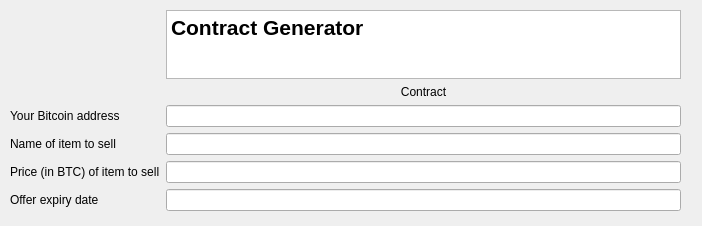
cgsheeh/SFWR3XA3_Redevelopment, file src/ContractGenerator.ui: the form before one commit.
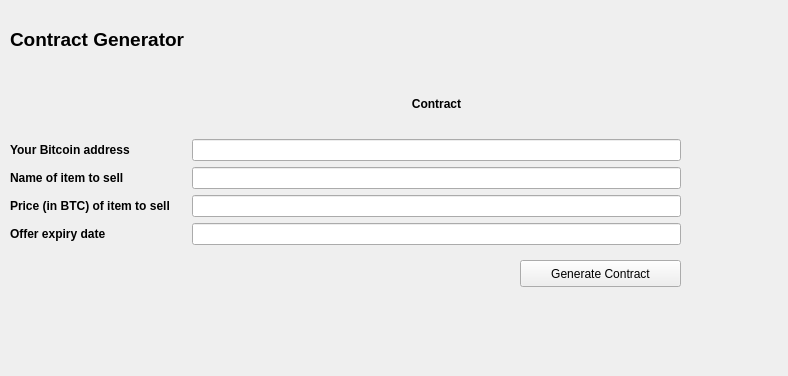
The form after the commit.

Commit message: Edit tab contents

```diff
--- a/src/ContractGenerator.ui
+++ b/src/ContractGenerator.ui
@@ -6,8 +6,8 @@
    <rect>
     <x>0</x>
     <y>0</y>
-    <width>702</width>
-    <height>226</height>
+    <width>788</width>
+    <height>376</height>
    </rect>
   </property>
   <property name="windowTitle">
@@ -22,52 +22,96 @@
      <x>10</x>
      <y>10</y>
      <width>671</width>
-     <height>201</height>
+     <height>235</height>
     </rect>
    </property>
    <layout class="QGridLayout" name="gridLayout">
-    <item row="2" column="1">
+    <item row="1" column="0">
+     <widget class="QLabel" name="label">
+      <property name="font">
+       <font>
+        <pointsize>14</pointsize>
+        <weight>75</weight>
+        <bold>true</bold>
+       </font>
+      </property>
+      <property name="text">
+       <string>Contract Generator</string>
+      </property>
+     </widget>
+    </item>
+    <item row="3" column="1">
      <widget class="QLineEdit" name="lineEdit_2"/>
     </item>
-    <item row="5" column="0">
+    <item row="6" column="0">
      <widget class="QLabel" name="label_7">
+      <property name="font">
+       <font>
+        <weight>75</weight>
+        <bold>true</bold>
+       </font>
+      </property>
       <property name="text">
        <string>Offer expiry date</string>
       </property>
      </widget>
     </item>
-    <item row="4" column="1">
-     <widget class="QLineEdit" name="lineEdit_4"/>
-    </item>
     <item row="5" column="1">
+     <widget class="QLineEdit" name="lineEdit_4"/>
+    </item>
+    <item row="6" column="1">
      <widget class="QLineEdit" name="lineEdit_5"/>
     </item>
-    <item row="3" column="1">
+    <item row="4" column="1">
      <widget class="QLineEdit" name="lineEdit_3"/>
     </item>
-    <item row="4" column="0">
+    <item row="5" column="0">
      <widget class="QLabel" name="label_6">
+      <property name="font">
+       <font>
+        <weight>75</weight>
+        <bold>true</bold>
+       </font>
+      </property>
       <property name="text">
        <string>Price (in BTC) of item to sell</string>
       </property>
      </widget>
     </item>
-    <item row="2" column="0">
+    <item row="3" column="0">
      <widget class="QLabel" name="label_4">
+      <property name="font">
+       <font>
+        <weight>75</weight>
+        <bold>true</bold>
+       </font>
+      </property>
       <property name="text">
        <string>Your Bitcoin address</string>
       </property>
      </widget>
     </item>
-    <item row="3" column="0">
+    <item row="4" column="0">
      <widget class="QLabel" name="label_5">
+      <property name="font">
+       <font>
+        <weight>75</weight>
+        <bold>true</bold>
+       </font>
+      </property>
       <property name="text">
        <string>Name of item to sell</string>
       </property>
      </widget>
     </item>
-    <item row="1" column="1">
+    <item row="2" column="1">
      <widget class="QLabel" name="label_2">
+      <property name="font">
+       <font>
+        <weight>75</weight>
+        <bold>true</bold>
+       </font>
+      </property>
       <property name="layoutDirection">
        <enum>Qt::RightToLeft</enum>
       </property>
@@ -82,25 +126,21 @@
       </property>
      </widget>
     </item>
-    <item row="0" column="1">
-     <widget class="QTextBrowser" name="textBrowser_2">
-      <property name="layoutDirection">
-       <enum>Qt::LeftToRight</enum>
-      </property>
-      <property name="autoFillBackground">
-       <bool>false</bool>
-      </property>
-      <property name="html">
-       <string>&lt;!DOCTYPE HTML PUBLIC &quot;-//W3C//DTD HTML 4.0//EN&quot; &quot;http://www.w3.org/TR/REC-html40/strict.dtd&quot;&gt;
-&lt;html&gt;&lt;head&gt;&lt;meta name=&quot;qrichtext&quot; content=&quot;1&quot; /&gt;&lt;style type=&quot;text/css&quot;&gt;
-p, li { white-space: pre-wrap; }
-&lt;/style&gt;&lt;/head&gt;&lt;body style=&quot; font-family:'Ubuntu'; font-size:11pt; font-weight:400; font-style:normal;&quot;&gt;
-&lt;p style=&quot; margin-top:0px; margin-bottom:0px; margin-left:0px; margin-right:0px; -qt-block-indent:0; text-indent:0px;&quot;&gt;&lt;span style=&quot; font-size:16pt; font-weight:600;&quot;&gt;Contract Generator&lt;/span&gt;&lt;/p&gt;&lt;/body&gt;&lt;/html&gt;</string>
-      </property>
-     </widget>
-    </item>
    </layout>
   </widget>
+  <widget class="QPushButton" name="pushButton">
+   <property name="geometry">
+    <rect>
+     <x>520</x>
+     <y>260</y>
+     <width>161</width>
+     <height>27</height>
+    </rect>
+   </property>
+   <property name="text">
+    <string>Generate Contract</string>
+   </property>
+  </widget>
  </widget>
  <resources/>
  <connections/>
```
The commit also changes 4 other files.
